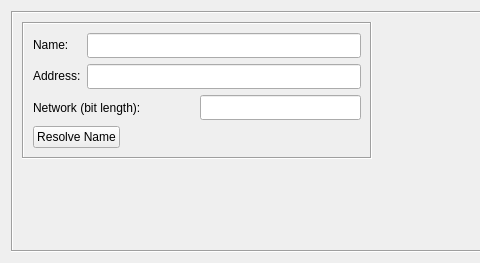
Before: the Qt Designer form src/libgui/ipv6dialog_q.ui in fwbuilder/fwbuilder, drawn with Qt 5; both pictures show x 0 to 480 and y 0 to 263 of the 712 by 263 pixel window.
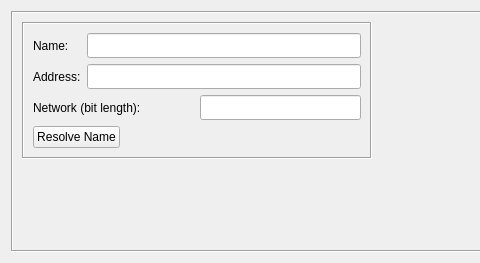
After: the same form once the commit is applied. Custom widgets are drawn as their Qt base class.

Commit message: see #2536 avoiding FormLayout since it seems to be broken in older Qt

The edit to the form file:
```diff
--- a/src/libgui/ipv6dialog_q.ui
+++ b/src/libgui/ipv6dialog_q.ui
@@ -60,7 +60,7 @@
           <property name="frameShadow">
            <enum>QFrame::Sunken</enum>
           </property>
-          <layout class="QFormLayout" name="formLayout">
+          <layout class="QGridLayout" name="gridLayout_2">
            <item row="0" column="0">
             <widget class="QLabel" name="textLabel1">
              <property name="maximumSize">
```
The commit also changes 19 other files.
